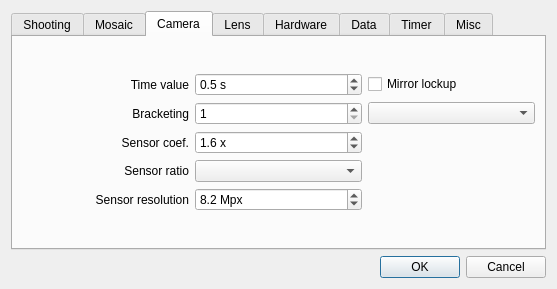
This is papywizard/view/configDialog.ui in bingostar89/Papywizard as Qt 5 draws it before an edit. The edited form follows.
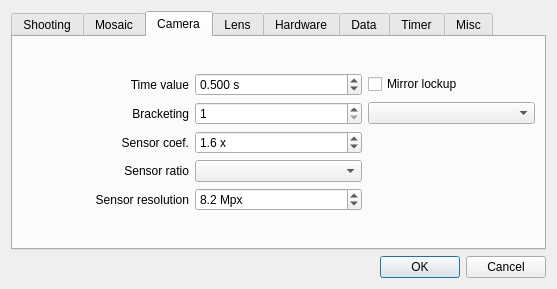
This is the edited form. The open tabs and pages were chosen to show the change. Icons and pictures are not drawn.

Commit message: Added digits to camera Tv spinbox (400D issue test)

```diff
--- a/papywizard/view/configDialog.ui
+++ b/papywizard/view/configDialog.ui
@@ -304,7 +304,7 @@
             <string> s</string>
            </property>
            <property name="decimals" >
-            <number>1</number>
+            <number>3</number>
            </property>
            <property name="maximum" >
             <double>120.000000000000000</double>
```
Left out of the diff: 4 changed lines with no effect on the pictures.
